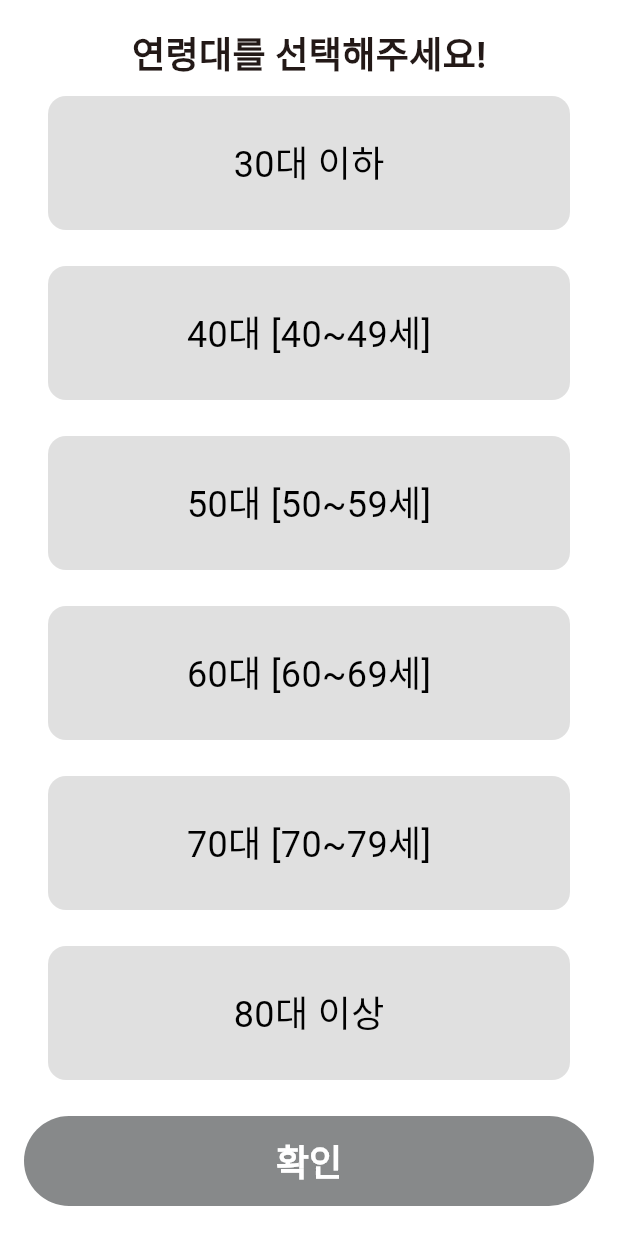
After one commit to CAU-SW-capstone-0808/music-dabang-app, a Flutter app: the UserAgeScreen screen opened by its route, on a phone screen of 412 x 824 dp. The commit adds this screen. Run offline on Flutter 3.47's test engine with Material 3 defaults, Android fonts, the light colour scheme and no system bars; our stand-ins replace animated_toggle_switch, audio_service, cached_network_image, carousel_slider, dio, easy_debounce and 16 more; missing offline and left inert: flutter_sliding_up_panel, kakao_flutter_sdk; accounts and stored records are empty; generated files the repository leaves out were written again; Roboto replaces fonts that are missing (Inter).

Commit message:
프로젝트 최신화

```diff
--- /dev/null
+++ b/lib/models/user/user_age.dart
@@ -0,0 +1,12 @@
+enum UserAge {
+  age30("30대 이하"),
+  age40("40대 [40~49세]"),
+  age50("50대 [50~59세]"),
+  age60("60대 [60~69세]"),
+  age70("70대 [70~79세]"),
+  age80("80대 이상");
+
+  final String displayName;
+
+  const UserAge(this.displayName);
+}
--- a/lib/models/user/user_model.dart
+++ b/lib/models/user/user_model.dart
@@ -1,4 +1,5 @@
 import 'package:json_annotation/json_annotation.dart';
+import 'package:music_dabang/models/user/user_age.dart';
 
 part 'user_model.g.dart';
 
@@ -23,11 +24,14 @@ class UserModel extends UserModelBase {
   final int id;
   final String nickname;
   final String? profileImageUrl;
+  @JsonKey(defaultValue: null)
+  final UserAge? userAge;
 
   UserModel({
     required this.id,
     required this.nickname,
     required this.profileImageUrl,
+    this.userAge,
   });
 
   factory UserModel.fromJson(Map<String, dynamic> json) =>
--- a/lib/repository/user_repository.dart
+++ b/lib/repository/user_repository.dart
@@ -41,4 +41,7 @@ abstract class UserRepository {
   Future<TokenModel> loginWithPhone({
     @Body() required UserLoginModel loginModel,
   });
+
+  @POST("/me/age")
+  Future<UserModel> updateUserAge({@Query("age") required String age});
 }
--- a/lib/screens/main_screen.dart
+++ b/lib/screens/main_screen.dart
@@ -66,6 +66,9 @@ class _MainScreenState extends ConsumerState<MainScreen> {
     return PopScope(
       canPop: !musicPlayerState.full && canExitByAsk,
       onPopInvokedWithResult: (_, __) {
+        if (ref.read(currentPlayingMusicProvider.notifier).isFullScreen) {
+          return;
+        }
         if (musicPlayerState == MusicDabangPlayerState.expanded) {
           ref.read(musicPlayerStatusProvider.notifier).status =
               MusicDabangPlayerState.collapsed;
--- /dev/null
+++ b/lib/screens/user_age_screen.dart
@@ -0,0 +1,112 @@
+import 'package:flutter/material.dart';
+import 'package:flutter_riverpod/flutter_riverpod.dart';
+import 'package:music_dabang/common/colors.dart';
+import 'package:music_dabang/common/firebase_logger.dart';
+import 'package:music_dabang/components/wide_button.dart';
+import 'package:music_dabang/models/user/user_age.dart';
+import 'package:music_dabang/providers/user/user_provider.dart';
+
+class UserAgeScreen extends ConsumerStatefulWidget {
+  static const routeName = 'user-age';
+
+  const UserAgeScreen({super.key});
+
+  @override
+  ConsumerState<UserAgeScreen> createState() => _UserAgeScreenState();
+}
+
+class _UserAgeScreenState extends ConsumerState<UserAgeScreen> {
+  UserAge? selectedAge;
+  bool inRequest = false;
+
+  @override
+  Widget build(BuildContext context) {
+    return Scaffold(
+      backgroundColor: Colors.white,
+      body: SafeArea(
+        child: Padding(
+          padding: const EdgeInsets.symmetric(
+            horizontal: 16.0,
+            vertical: 20.0,
+          ),
+          child: Column(
+            children: [
+              const Text(
+                "연령대를 선택해주세요!",
+                style: TextStyle(
+                  fontSize: 24.0,
+                  height: 1.25,
+                  fontWeight: FontWeight.bold,
+                ),
+              ),
+              Expanded(
+                child: Column(
+                  crossAxisAlignment: CrossAxisAlignment.stretch,
+                  children: UserAge.values
+                      .map(
+                        (e) => Expanded(
+                          child: Padding(
+                            padding: const EdgeInsets.symmetric(
+                              horizontal: 16.0,
+                              vertical: 12.0,
+                            ),
+                            child: InkWell(
+                              borderRadius: BorderRadius.circular(12),
+                              onTap: () {
+                                setState(() => selectedAge = e);
+                              },
+                              child: Ink(
+                                decoration: BoxDecoration(
+                                  color: selectedAge == e
+                                      ? ColorTable.kPrimaryColor
+                                      : Colors.black12,
+                                  borderRadius: BorderRadius.circular(12),
+                                ),
+                                child: Center(
+                                  child: Text(
+                                    e.displayName,
+                                    style: TextStyle(
+                                      fontSize: 24.0,
+                                      height: 1.25,
+                                      color: selectedAge == e
+                                          ? Colors.white
+                                          : Colors.black,
+                                    ),
+                                  ),
+                                ),
+                              ),
+                            ),
+                          ),
+                        ),
+                      )
+                      .toList(),
+                ),
+              ),
+              const SizedBox(height: 12.0),
+              WideButton(
+                height: 60.0,
+                onPressed: (selectedAge != null && !inRequest)
+                    ? () async {
+                        setState(() => inRequest = true);
+                        try {
+                          await ref
+                              .read(userProvider.notifier)
+                              .updateUserAge(selectedAge!);
+                          FirebaseLogger.setUserAge(selectedAge);
+                        } finally {
+                          setState(() => inRequest = false);
+                        }
+                      }
+                    : null,
+                child: const Text(
+                  "확인",
+                  style: TextStyle(fontSize: 24.0),
+                ),
+              ),
+            ],
+          ),
+        ),
+      ),
+    );
+  }
+}
```
Also changed, not shown: lib/common/firebase_logger.dart (+9 -0 lines), lib/providers/music/music_player_provider.dart (+2 -11 lines), lib/providers/router_provider.dart (+18 -2 lines), lib/providers/user/user_provider.dart (+9 -0 lines), pubspec.yaml (+7 -0 lines), lib/models/user/user_model.g.dart, lib/repository/user_repository.g.dart, 21 other files.
